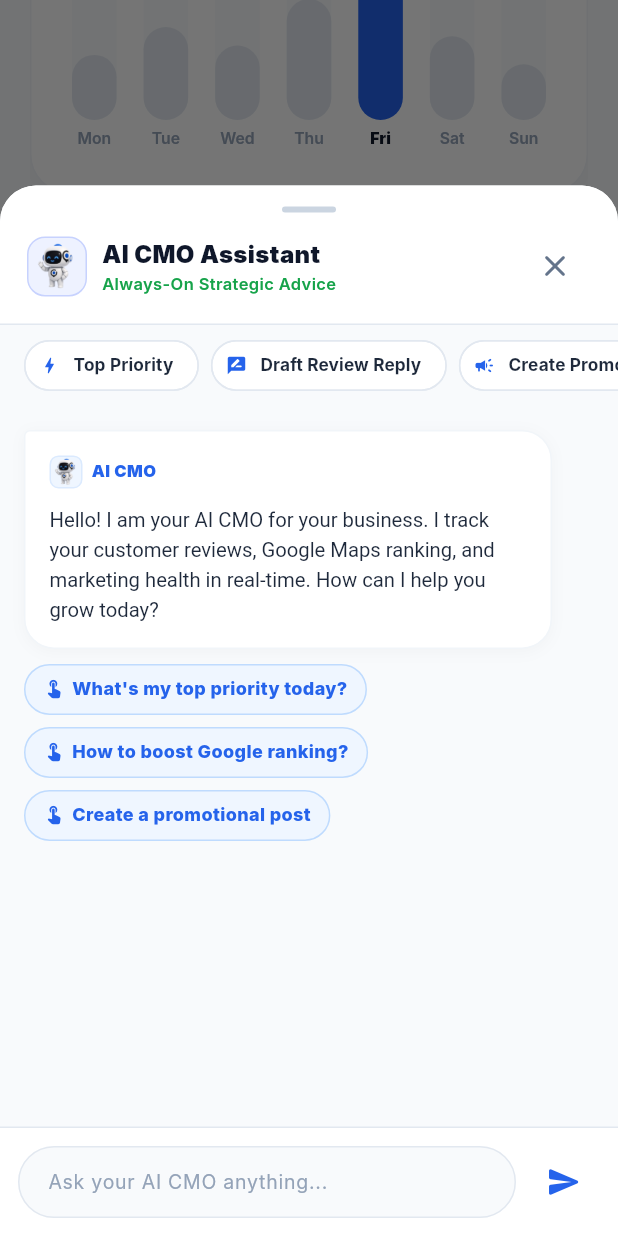
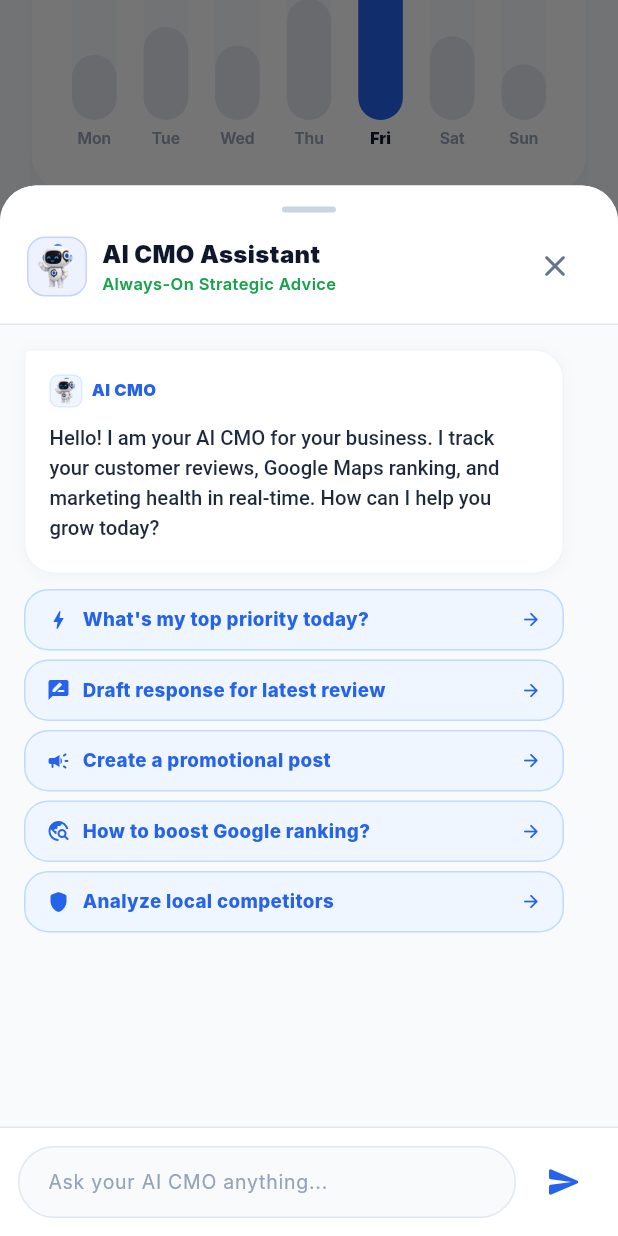
Before and after one commit to optigoai/optigo-ai, a Flutter app: the HomeScreen screen opened directly, scrolled down 576 dp, after a tap on "Discuss Strategy with AI CMO", on a phone screen of 412 x 824 dp. Run offline on Flutter 3.47's test engine with Material 3 defaults, Android fonts, the phone set to English and light mode, and no system bars; our stand-ins replace flutter_secure_storage; accounts and stored records are empty; Roboto replaces fonts that are missing (Inter).

Commit message:
fix(cmo): consolidate preset prompts into welcome card and build robust line-by-line Markdown parsing engine

```diff
--- a/mobile/lib/data/models/cmo_chat_model.dart
+++ b/mobile/lib/data/models/cmo_chat_model.dart
@@ -6,11 +6,13 @@ class CmoSuggestedAction {
   final String label;
   final String route;
   final String icon;
+  final String? prompt;
 
   CmoSuggestedAction({
     required this.label,
     required this.route,
     required this.icon,
+    this.prompt,
   });
 
   factory CmoSuggestedAction.fromJson(Map<String, dynamic> json) {
@@ -18,6 +20,7 @@ class CmoSuggestedAction {
       label: json['label'] as String? ?? 'Take Action',
       route: json['route'] as String? ?? 'home',
       icon: json['icon'] as String? ?? 'auto_awesome',
+      prompt: json['prompt'] as String?,
     );
   }
 }
--- a/mobile/lib/presentation/shared/cmo_chat_drawer.dart
+++ b/mobile/lib/presentation/shared/cmo_chat_drawer.dart
@@ -41,34 +41,6 @@ class _CmoChatDrawerState extends State<CmoChatDrawer> {
   final List<CmoChatMessage> _messages = [];
   bool _isLoading = false;
 
-  final List<Map<String, dynamic>> _quickPrompts = [
-    {
-      'label': "Top Priority",
-      'icon': Icons.bolt_rounded,
-      'prompt': "What is my top marketing priority today?",
-    },
-    {
-      'label': "Draft Review Reply",
-      'icon': Icons.rate_review_rounded,
-      'prompt': "Draft a response for my latest customer review",
-    },
-    {
-      'label': "Create Promo Post",
-      'icon': Icons.campaign_rounded,
-      'prompt': "Create a high-converting promotional post for this week",
-    },
-    {
-      'label': "Boost Google Rank",
-      'icon': Icons.travel_explore_rounded,
-      'prompt': "How can I boost my Google Maps ranking to #1?",
-    },
-    {
-      'label': "Analyze Competitors",
-      'icon': Icons.shield_rounded,
-      'prompt': "Analyze my top competitors in this local area",
-    },
-  ];
-
   @override
   void initState() {
     super.initState();
@@ -84,9 +56,36 @@ class _CmoChatDrawerState extends State<CmoChatDrawer> {
         content:
             "Hello! I am your AI CMO for $bizName. I track your customer reviews, Google Maps ranking, and marketing health in real-time. How can I help you grow today?",
         suggestedActions: [
-          CmoSuggestedAction(label: "What's my top priority today?", route: 'actions', icon: 'insights'),
-          CmoSuggestedAction(label: "How to boost Google ranking?", route: 'seo', icon: 'search'),
-          CmoSuggestedAction(label: "Create a promotional post", route: 'create', icon: 'edit_note'),
+          CmoSuggestedAction(
+            label: "What's my top priority today?",
+            route: 'actions',
+            icon: 'bolt',
+            prompt: "What is my top marketing priority today?",
+          ),
+          CmoSuggestedAction(
+            label: "Draft response for latest review",
+            route: 'reviews',
+            icon: 'rate_review',
+            prompt: "Draft a response for my latest customer review",
+          ),
+          CmoSuggestedAction(
+            label: "Create a promotional post",
+            route: 'create',
+            icon: 'campaign',
+            prompt: "Create a high-converting promotional post for this week",
+          ),
+          CmoSuggestedAction(
+            label: "How to boost Google ranking?",
+            route: 'seo',
+            icon: 'travel_explore',
+            prompt: "How can I boost my Google Maps ranking to #1?",
+          ),
+          CmoSuggestedAction(
+            label: "Analyze local competitors",
+            route: 'seo',
+            icon: 'shield',
+            prompt: "Analyze my top competitors in this local area",
+          ),
         ],
         createdAt: DateTime.now(),
       ),
@@ -246,9 +245,6 @@ class _CmoChatDrawerState extends State<CmoChatDrawer> {
             ),
           ),
 
-          // Quick Capability Prompts Carousel
-          _buildQuickPromptChips(),
-
           // Message Stream
           Expanded(
             child: ListView.builder(
@@ -323,39 +319,26 @@ class _CmoChatDrawerState extends State<CmoChatDrawer> {
     );
   }
 
-  Widget _buildQuickPromptChips() {
-    return Container(
-      height: 42,
-      margin: const EdgeInsets.symmetric(vertical: 6),
-      child: ListView.separated(
-        scrollDirection: Axis.horizontal,
-        padding: const EdgeInsets.symmetric(horizontal: 16),
-        itemCount: _quickPrompts.length,
-        separatorBuilder: (_, __) => const SizedBox(width: 8),
-        itemBuilder: (context, index) {
-          final item = _quickPrompts[index];
-          return ActionChip(
-            avatar: Icon(
-              item['icon'] as IconData,
-              size: 14,
-              color: const Color(0xFF2563EB),
-            ),
-            label: Text(
-              item['label'] as String,
-              style: const TextStyle(
-                fontSize: 11.5,
-                fontWeight: FontWeight.w700,
-                color: Color(0xFF1E293B),
-              ),
-            ),
-            backgroundColor: Colors.white,
-            side: const BorderSide(color: Color(0xFFE2E8F0)),
-            shape: RoundedRectangleBorder(borderRadius: BorderRadius.circular(20)),
-            onPressed: () => _handleSendMessage(item['prompt'] as String),
-          );
-        },
-      ),
-    );
+  IconData _getActionIcon(String icon) {
+    switch (icon) {
+      case 'bolt':
+      case 'insights':
+        return Icons.bolt_rounded;
+      case 'rate_review':
+        return Icons.rate_review_rounded;
+      case 'campaign':
+      case 'edit_note':
+        return Icons.campaign_rounded;
+      case 'travel_explore':
+      case 'search':
+        return Icons.travel_explore_rounded;
+      case 'shield':
+        return Icons.shield_rounded;
+      case 'auto_awesome':
+        return Icons.auto_awesome_rounded;
+      default:
+        return Icons.touch_app_rounded;
+    }
   }
 
   Widget _buildMessageBubble(CmoChatMessage msg) {
@@ -387,7 +370,7 @@ class _CmoChatDrawerState extends State<CmoChatDrawer> {
     return Align(
       alignment: Alignment.centerLeft,
       child: Container(
-        margin: const EdgeInsets.only(bottom: 16, right: 28),
+        margin: const EdgeInsets.only(bottom: 16, right: 20),
         child: Column(
           crossAxisAlignment: CrossAxisAlignment.start,
           children: [
@@ -452,37 +435,53 @@ class _CmoChatDrawerState extends State<CmoChatDrawer> {
 
             if (msg.suggestedActions.isNotEmpty) ...[
               const SizedBox(height: 10),
-              Wrap(
-                spacing: 8,
-                runSpacing: 8,
+              Column(
+                crossAxisAlignment: CrossAxisAlignment.stretch,
                 children: msg.suggestedActions.map((act) {
-                  return InkWell(
+                  return Padding(
+                    padding: const EdgeInsets.only(bottom: 6),
+                    child: InkWell(
                       onTap: () {
+                        if (act.prompt != null && act.prompt!.isNotEmpty) {
+                          _handleSendMessage(act.prompt!);
+                        } else {
                           Navigator.pop(context);
                           widget.onNavigate?.call(act.route);
+                        }
                       },
-                    borderRadius: BorderRadius.circular(20),
+                      borderRadius: BorderRadius.circular(16),
                       child: Container(
-                      padding: const EdgeInsets.symmetric(horizontal: 12, vertical: 7),
+                        padding: const EdgeInsets.symmetric(horizontal: 14, vertical: 10),
                         decoration: BoxDecoration(
                           color: const Color(0xFFEFF6FF),
-                        borderRadius: BorderRadius.circular(20),
+                          borderRadius: BorderRadius.circular(16),
                           border: Border.all(color: const Color(0xFFBFDBFE)),
                         ),
                         child: Row(
-                        mainAxisSize: MainAxisSize.min,
                           children: [
-                          const Icon(Icons.touch_app_rounded, size: 14, color: Color(0xFF2563EB)),
-                          const SizedBox(width: 5),
-                          Text(
+                            Icon(
+                              _getActionIcon(act.icon),
+                              size: 16,
+                              color: const Color(0xFF2563EB),
+                            ),
+                            const SizedBox(width: 8),
+                            Expanded(
+                              child: Text(
                                 act.label,
                                 style: const TextStyle(
-                              fontSize: 12,
+                                  fontSize: 12.5,
                                   fontWeight: FontWeight.w800,
                                   color: Color(0xFF2563EB),
                                 ),
                               ),
+                            ),
+                            const Icon(
+                              Icons.arrow_forward_rounded,
+                              size: 14,
+                              color: Color(0xFF2563EB),
+                            ),
                           ],
+                        ),
                       ),
                     ),
                   );
@@ -550,20 +549,14 @@ class _CmoChatDrawerState extends State<CmoChatDrawer> {
             ),
             const SizedBox(height: 8),
             Container(
+              width: double.infinity,
               padding: const EdgeInsets.all(10),
               decoration: BoxDecoration(
                 color: Colors.white,
                 borderRadius: BorderRadius.circular(10),
                 border: Border.all(color: const Color(0xFFF1F5F9)),
               ),
-              child: Text(
-                draft,
-                style: const TextStyle(
-                  fontSize: 12.5,
-                  color: Color(0xFF334155),
-                  height: 1.4,
-                ),
-              ),
+              child: _buildInlineRichText(draft),
             ),
             const SizedBox(height: 10),
             Row(
@@ -646,22 +639,14 @@ class _CmoChatDrawerState extends State<CmoChatDrawer> {
             ),
             const SizedBox(height: 8),
             Container(
+              width: double.infinity,
               padding: const EdgeInsets.all(10),
               decoration: BoxDecoration(
                 color: Colors.white,
                 borderRadius: BorderRadius.circular(10),
                 border: Border.all(color: const Color(0xFFF1F5F9)),
               ),
-              child: Text(
-                caption,
-                maxLines: 4,
-                overflow: TextOverflow.ellipsis,
-                style: const TextStyle(
-                  fontSize: 12,
-                  color: Color(0xFF334155),
-                  height: 1.4,
-                ),
-              ),
+              child: _buildInlineRichText(caption),
             ),
             if (hashtags.isNotEmpty) ...[
               const SizedBox(height: 8),
@@ -744,34 +729,94 @@ class _CmoChatDrawerState extends State<CmoChatDrawer> {
   }
 
   Widget _buildFormattedContent(String content) {
-    final paragraphs = content.split('\n\n');
+    final lines = content.split('\n');
+    final List<Widget> widgets = [];
+    int i = 0;
 
-    return Column(
-      crossAxisAlignment: CrossAxisAlignment.start,
-      children: [
-        for (int i = 0; i < paragraphs.length; i++) ...[
-          _buildParagraph(paragraphs[i]),
-          if (i < paragraphs.length - 1) const SizedBox(height: 10),
-        ],
-      ],
-    );
+    while (i < lines.length) {
+      final line = lines[i];
+      final trimmed = line.trim();
+
+      if (trimmed.isEmpty) {
+        widgets.add(const SizedBox(height: 6));
+        i++;
+        continue;
       }
 
-  Widget _buildParagraph(String text) {
-    final trimmed = text.trim();
-    if (trimmed.isEmpty) return const SizedBox.shrink();
+      // 1. Dividers (***, ---, ___)
+      if (trimmed == '***' || trimmed == '---' || trimmed == '___') {
+        widgets.add(
+          const Padding(
+            padding: EdgeInsets.symmetric(vertical: 6),
+            child: Divider(height: 1, thickness: 1, color: Color(0xFFE2E8F0)),
+          ),
+        );
+        i++;
+        continue;
+      }
 
-    // Check for bullet list lines
-    final lines = trimmed.split('\n');
-    if (lines.length > 1 && lines.any((l) => l.trim().startsWith('- ') || l.trim().startsWith('* ') || l.trim().startsWith('• '))) {
-      return Column(
-        crossAxisAlignment: CrossAxisAlignment.start,
-        children: lines.map((line) {
-          final l = line.trim();
-          if (l.startsWith('- ') || l.startsWith('* ') || l.startsWith('• ')) {
-            final itemText = l.substring(2);
-            return Padding(
-              padding: const EdgeInsets.only(bottom: 6, left: 4),
+      // 2. Headings (#, ##, ###, ####)
+      if (trimmed.startsWith('# ') ||
+          trimmed.startsWith('## ') ||
+          trimmed.startsWith('### ') ||
+          trimmed.startsWith('#### ')) {
+        int level = 1;
+        if (trimmed.startsWith('#### ')) {
+          level = 4;
+        } else if (trimmed.startsWith('### ')) {
+          level = 3;
+        } else if (trimmed.startsWith('## ')) {
+          level = 2;
+        }
+
+        final headerText = trimmed.replaceFirst(RegExp(r'^#+\s*'), '');
+        final double fontSize = level == 1 ? 16.0 : (level == 2 ? 15.0 : (level == 3 ? 14.0 : 13.5));
+
+        widgets.add(
+          Padding(
+            padding: const EdgeInsets.only(top: 8, bottom: 4),
+            child: Text(
+              headerText,
+              style: TextStyle(
+                fontSize: fontSize,
+                fontWeight: FontWeight.w900,
+                color: const Color(0xFF0F172A),
+                letterSpacing: -0.2,
+              ),
+            ),
+          ),
+        );
+        i++;
+        continue;
+      }
+
+      // 3. Blockquotes (> ...)
+      if (trimmed.startsWith('> ') || trimmed.startsWith('>')) {
+        final quoteText = trimmed.replaceFirst(RegExp(r'^>\s*'), '');
+        widgets.add(
+          Container(
+            margin: const EdgeInsets.symmetric(vertical: 4),
+            padding: const EdgeInsets.symmetric(horizontal: 12, vertical: 8),
+            decoration: BoxDecoration(
+              color: const Color(0xFFF8FAFC),
+              borderRadius: BorderRadius.circular(8),
+              border: const Border(
+                left: BorderSide(color: Color(0xFF2563EB), width: 3.5),
+              ),
+            ),
+            child: _buildInlineRichText(quoteText),
+          ),
+        );
+        i++;
+        continue;
+      }
+
+      // 4. Bullet lists (- ..., * ..., • ...)
+      if (trimmed.startsWith('- ') || trimmed.startsWith('* ') || trimmed.startsWith('• ')) {
+        final itemText = trimmed.substring(2).trim();
+        widgets.add(
+          Padding(
+            padding: const EdgeInsets.only(bottom: 5, left: 4),
             child: Row(
               crossAxisAlignment: CrossAxisAlignment.start,
               children: [
@@ -783,34 +828,59 @@ class _CmoChatDrawerState extends State<CmoChatDrawer> {
                 Expanded(child: _buildInlineRichText(itemText)),
               ],
             ),
+          ),
         );
-          }
-          return Padding(
-            padding: const EdgeInsets.only(bottom: 4),
-            child: _buildInlineRichText(l),
-          );
-        }).toList(),
-      );
+        i++;
+        continue;
       }
 
-    // Header check: ###
-    if (trimmed.startsWith('### ')) {
-      return Text(
-        trimmed.substring(4),
+      // 5. Numbered lists (1. ..., 2. ...)
+      final numMatch = RegExp(r'^(\d+)\.\s+(.*)$').firstMatch(trimmed);
+      if (numMatch != null) {
+        final numStr = numMatch.group(1)!;
+        final itemText = numMatch.group(2)!;
+        widgets.add(
+          Padding(
+            padding: const EdgeInsets.only(bottom: 5, left: 4),
+            child: Row(
+              crossAxisAlignment: CrossAxisAlignment.start,
+              children: [
+                Text(
+                  '$numStr. ',
                   style: const TextStyle(
-          fontSize: 14.5,
-          fontWeight: FontWeight.w900,
-          color: Color(0xFF0F172A),
+                    fontSize: 13,
+                    fontWeight: FontWeight.w800,
+                    color: Color(0xFF2563EB),
+                  ),
+                ),
+                Expanded(child: _buildInlineRichText(itemText)),
+              ],
+            ),
           ),
         );
+        i++;
+        continue;
       }
 
-    return _buildInlineRichText(trimmed);
+      // 6. Normal text paragraph line
+      widgets.add(
+        Padding(
+          padding: const EdgeInsets.only(bottom: 4),
+          child: _buildInlineRichText(trimmed),
+        ),
+      );
+      i++;
+    }
+
+    return Column(
+      crossAxisAlignment: CrossAxisAlignment.start,
+      children: widgets,
+    );
   }
 
   Widget _buildInlineRichText(String text) {
     final List<InlineSpan> spans = [];
-    final regex = RegExp(r'(\*\*([^*]+)\*\*|\*([^*]+)\*|`([^`]+)`)');
+    final regex = RegExp(r'(\*\*([^*]+)\*\*|`([^`]+)`|\*([^*]+)\*|_([^_]+)_)');
     int lastIndex = 0;
 
     for (final match in regex.allMatches(text)) {
@@ -820,7 +890,8 @@ class _CmoChatDrawerState extends State<CmoChatDrawer> {
           style: const TextStyle(
             fontSize: 13.5,
             color: Color(0xFF1E293B),
-            height: 1.5,
+            height: 1.45,
+            fontWeight: FontWeight.w500,
           ),
         ));
       }
@@ -834,27 +905,16 @@ class _CmoChatDrawerState extends State<CmoChatDrawer> {
             fontSize: 13.5,
             fontWeight: FontWeight.w800,
             color: Color(0xFF0F172A),
-            height: 1.5,
-          ),
-        ));
-      } else if (fullMatch.startsWith('*') && fullMatch.endsWith('*')) {
-        final italicContent = match.group(3) ?? '';
-        spans.add(TextSpan(
-          text: italicContent,
-          style: const TextStyle(
-            fontSize: 13.5,
-            fontStyle: FontStyle.italic,
-            color: Color(0xFF2563EB),
-            fontWeight: FontWeight.w600,
-            height: 1.5,
+            height: 1.45,
           ),
         ));
       } else if (fullMatch.startsWith('`') && fullMatch.endsWith('`')) {
-        final codeContent = match.group(4) ?? '';
+        final codeContent = match.group(3) ?? '';
         spans.add(WidgetSpan(
           alignment: PlaceholderAlignment.middle,
           child: Container(
             padding: const EdgeInsets.symmetric(horizontal: 5, vertical: 1.5),
+            margin: const EdgeInsets.symmetric(horizontal: 2),
             decoration: BoxDecoration(
               color: const Color(0xFFEFF6FF),
               borderRadius: BorderRadius.circular(5),
@@ -870,6 +930,19 @@ class _CmoChatDrawerState extends State<CmoChatDrawer> {
             ),
           ),
         ));
+      } else if ((fullMatch.startsWith('*') && fullMatch.endsWith('*')) ||
+          (fullMatch.startsWith('_') && fullMatch.endsWith('_'))) {
+        final italicContent = match.group(4) ?? match.group(5) ?? '';
+        spans.add(TextSpan(
+          text: italicContent,
+          style: const TextStyle(
+            fontSize: 13.5,
+            fontStyle: FontStyle.italic,
+            color: Color(0xFF2563EB),
+            fontWeight: FontWeight.w600,
+            height: 1.45,
+          ),
+        ));
       }
 
       lastIndex = match.end;
@@ -881,7 +954,8 @@ class _CmoChatDrawerState extends State<CmoChatDrawer> {
         style: const TextStyle(
           fontSize: 13.5,
           color: Color(0xFF1E293B),
-          height: 1.5,
+          height: 1.45,
+          fontWeight: FontWeight.w500,
         ),
       ));
     }
```
Lines whose indentation alone changed are shown as unchanged.
